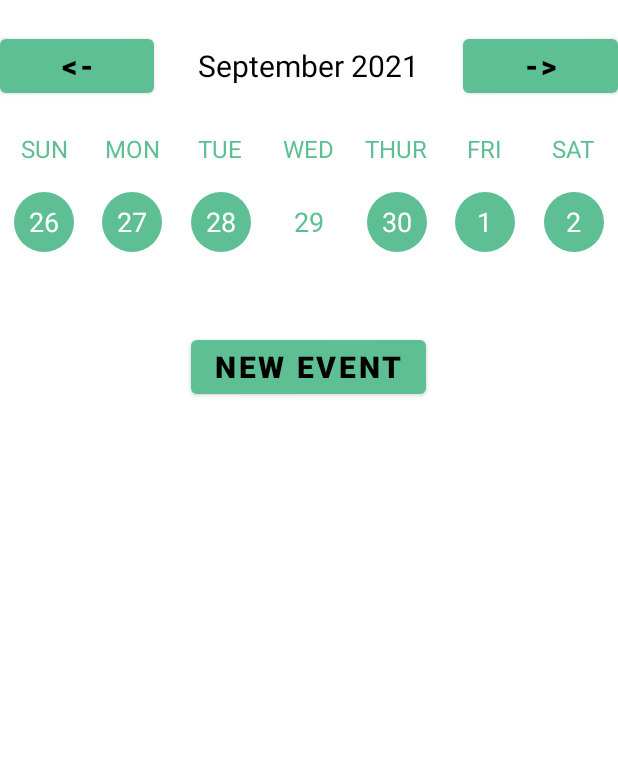
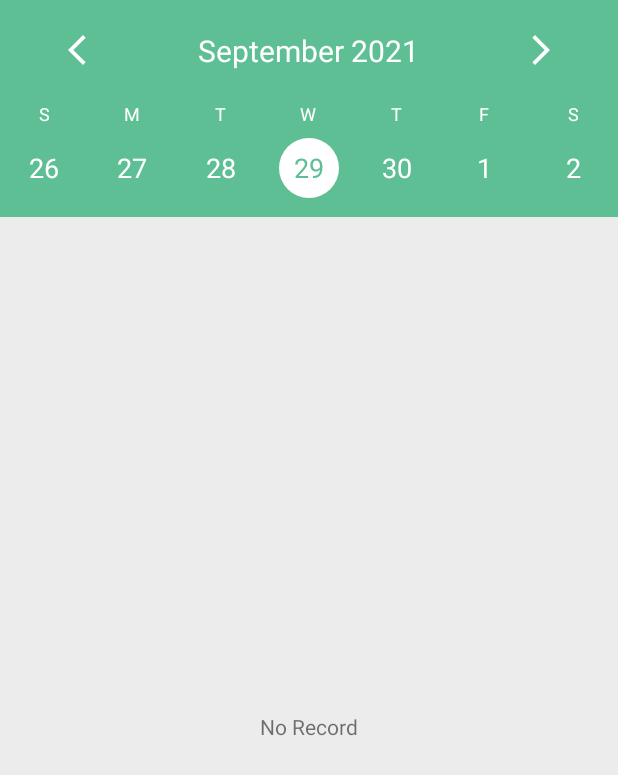
Before and after one commit to qianxinglim/EAM, an Android app: the WeeklyViewActivity screen opened directly, with no data from a screen before it, on a phone screen of 412 x 824 dp. Shown: the top 775 px of the screen. Run offline under Robolectric (Android 15) with nearby library versions, the phone set to English and light mode, and no system bars; our stand-ins replace Firebase (no records; nobody signed in at launch, a user with empty details on screens opened directly), data binding; 1 statement that could not run was skipped.

Commit message:
ViewAttendanceActivity.java item onclick updated - ViewAttendanceActivity.java - ViewAttendanceAdapter.java - WeeklyViewActivity.java

```diff
--- a/app/src/main/java/com/example/eam/ViewAttendanceActivity.java
+++ b/app/src/main/java/com/example/eam/ViewAttendanceActivity.java
@@ -192,7 +192,7 @@ public class ViewAttendanceActivity extends AppCompatActivity {
                         linearLayoutManager.setReverseLayout(true);
                         linearLayoutManager.setStackFromEnd(true);
                         binding.recyclerView.setLayoutManager(linearLayoutManager);
-                        ViewAttendanceAdapter viewAttendanceAdapter = new ViewAttendanceAdapter(list, datelist, leavelist,ViewAttendanceActivity.this);
+                        ViewAttendanceAdapter viewAttendanceAdapter = new ViewAttendanceAdapter(userName, userProfilePic, list, datelist, leavelist,ViewAttendanceActivity.this);
                         binding.recyclerView.setAdapter(viewAttendanceAdapter);
 
                         if(viewAttendanceAdapter != null){
--- a/app/src/main/java/com/example/eam/WeeklyViewActivity.java
+++ b/app/src/main/java/com/example/eam/WeeklyViewActivity.java
@@ -6,6 +6,7 @@ import androidx.databinding.DataBindingUtil;
 import androidx.recyclerview.widget.GridLayoutManager;
 import androidx.recyclerview.widget.LinearLayoutManager;
 
+import android.content.Intent;
 import android.os.Bundle;
 import android.util.Log;
 import android.view.View;
@@ -14,9 +15,11 @@ import android.widget.Toast;
 import com.example.eam.adapter.CalendarAdapter;
 import com.example.eam.adapter.RecordAdapter;
 import com.example.eam.common.CalendarUtils;
+import com.example.eam.common.Common;
 import com.example.eam.databinding.ActivityWeeklyViewBinding;
 import com.example.eam.managers.SessionManager;
 import com.example.eam.model.Attendance;
+import com.example.eam.model.Leave;
 import com.google.firebase.auth.FirebaseAuth;
 import com.google.firebase.auth.FirebaseUser;
 import com.google.firebase.database.DataSnapshot;
@@ -31,6 +34,7 @@ import java.time.format.DateTimeFormatter;
 import java.util.ArrayList;
 import java.util.HashMap;
 import java.util.List;
+import java.util.Locale;
 
 import static com.example.eam.common.CalendarUtils.daysInWeekArray;
 import static com.example.eam.common.CalendarUtils.monthYearFromDate;
@@ -46,6 +50,7 @@ public class WeeklyViewActivity extends AppCompatActivity implements CalendarAda
     private SessionManager sessionManager;
     private String companyID;
     private DatabaseReference reference;
+    private Attendance attendance;
     //private ListView eventListView;
 
     @Override
@@ -61,7 +66,19 @@ public class WeeklyViewActivity extends AppCompatActivity implements CalendarAda
         HashMap<String, String> userDetail = sessionManager.getUserDetail();
         companyID = userDetail.get(sessionManager.COMPANYID);
 
-        CalendarUtils.selectedDate = LocalDate.now();
+        String date = getIntent().getExtras().getString("date");
+
+        if(date != null){
+            DateTimeFormatter formatter = DateTimeFormatter.ofPattern("dd-MM-yyyy");
+            LocalDate date2 = LocalDate.parse(date, formatter);
+
+            CalendarUtils.selectedDate = date2;
+        }
+        else{
+            CalendarUtils.selectedDate = LocalDate.now();
+        }
+
+        //CalendarUtils.selectedDate = LocalDate.now();
         setWeekView();
         initBtnClick();
     }
@@ -79,12 +96,6 @@ public class WeeklyViewActivity extends AppCompatActivity implements CalendarAda
             public void onClick(View view) {
                 CalendarUtils.selectedDate = CalendarUtils.selectedDate.plusWeeks(1);
                 setWeekView();
-            }
-        });
-        binding.btnNewEvent.setOnClickListener(new View.OnClickListener() {
-            @Override
-            public void onClick(View view) {
-                //startActivity(new Intent(this, EventEditActivity.class));
             }
         });
     }
@@ -105,7 +116,7 @@ public class WeeklyViewActivity extends AppCompatActivity implements CalendarAda
         CalendarUtils.selectedDate = date;
         if(!date.equals("")) {
             String message = "Selected Date " + date;
-            Toast.makeText(this, message, Toast.LENGTH_LONG).show();
+            //Toast.makeText(this, message, Toast.LENGTH_LONG).show();
         }
         setWeekView();
     }
@@ -155,9 +166,22 @@ public class WeeklyViewActivity extends AppCompatActivity implements CalendarAda
 
                 Log.d(TAG, "listSize: " + list.size());
 
-                binding.recyclerView.setLayoutManager(new LinearLayoutManager(WeeklyViewActivity.this));
-                RecordAdapter recordAdapter = new RecordAdapter(list, WeeklyViewActivity.this);
-                binding.recyclerView.setAdapter(recordAdapter);
+                if(list.size() > 0){
+                    binding.tvNoRecord.setVisibility(View.GONE);
+                    binding.recyclerView.setVisibility(View.VISIBLE);
+
+                    binding.recyclerView.setLayoutManager(new LinearLayoutManager(WeeklyViewActivity.this));
+                    RecordAdapter recordAdapter = new RecordAdapter(list, WeeklyViewActivity.this);
+                    binding.recyclerView.setAdapter(recordAdapter);
+                }
+                else{
+                    binding.tvNoRecord.setVisibility(View.VISIBLE);
+                    binding.recyclerView.setVisibility(View.GONE);
+                }
+
+                //binding.recyclerView.setLayoutManager(new LinearLayoutManager(WeeklyViewActivity.this));
+                //RecordAdapter recordAdapter = new RecordAdapter(list, WeeklyViewActivity.this);
+                //binding.recyclerView.setAdapter(recordAdapter);
             }
 
             @Override
--- a/app/src/main/java/com/example/eam/adapter/ViewAttendanceAdapter.java
+++ b/app/src/main/java/com/example/eam/adapter/ViewAttendanceAdapter.java
@@ -16,8 +16,11 @@ import android.widget.Toast;
 
 import com.bumptech.glide.Glide;
 import com.example.eam.IndvChatActivity;
+import com.example.eam.LeaveDetailActivity;
 import com.example.eam.R;
+import com.example.eam.WeeklyViewActivity;
 import com.example.eam.common.Common;
+import com.example.eam.menu.CalendarFragment;
 import com.example.eam.model.Attendance;
 import com.example.eam.model.Leave;
 import com.example.eam.model.User;
@@ -43,12 +46,16 @@ public class ViewAttendanceAdapter extends RecyclerView.Adapter<ViewAttendanceAd
     private List<String> datelist;
     private List<Leave> leavelist;
     private Context context;
+    private String userName;
+    private String userProfilePic;
 
-    public ViewAttendanceAdapter(List<Attendance> list, List<String> datelist, List<Leave> leaveList, Context context) {
+    public ViewAttendanceAdapter(String userName, String userProfilePic, List<Attendance> list, List<String> datelist, List<Leave> leaveList, Context context) {
         this.list = list;
         this.datelist = datelist;
         this.context = context;
         this.leavelist = leaveList;
+        this.userName = userName;
+        this.userProfilePic = userProfilePic;
     }
 
     @NonNull
@@ -121,6 +128,14 @@ public class ViewAttendanceAdapter extends RecyclerView.Adapter<ViewAttendanceAd
                 holder.tvDailyTotal.setText("Present");
                 holder.tvDailyTotal.setTextColor(ContextCompat.getColor(context, R.color.black));
                 Log.d("TAG", "theDate: " + theDate + "clockInDate: " + attendance.getClockInDate());
+
+                holder.tvDailyTotal.setOnClickListener(new View.OnClickListener() {
+                    @Override
+                    public void onClick(View view) {
+                        context.startActivity(new Intent(context, WeeklyViewActivity.class)
+                                .putExtra("date", theDate));
+                    }
+                });
             }
             /*else{
                 holder.tvClockInStatus.setText("Absence");
@@ -152,6 +167,17 @@ public class ViewAttendanceAdapter extends RecyclerView.Adapter<ViewAttendanceAd
                             holder.tvView.setVisibility(View.VISIBLE);
                             holder.tvLeaveType.setVisibility(View.VISIBLE);
                             holder.tvLeaveType.setText(leave.getType());
+
+                            holder.tvLeaveType.setOnClickListener(new View.OnClickListener() {
+                                @Override
+                                public void onClick(View view) {
+                                    context.startActivity(new Intent(context, LeaveDetailActivity.class)
+                                            .putExtra("leaveObj", leave)
+                                            .putExtra("Activity", "LeaveReview")
+                                            .putExtra("userName", userName)
+                                            .putExtra("profilePic", userProfilePic));
+                                }
+                            });
                         }
                     }
                 }
@@ -167,21 +193,22 @@ public class ViewAttendanceAdapter extends RecyclerView.Adapter<ViewAttendanceAd
                     holder.tvView.setVisibility(View.VISIBLE);
                     holder.tvLeaveType.setVisibility(View.VISIBLE);
                     holder.tvLeaveType.setText(leave.getType());
+
+                    holder.tvLeaveType.setOnClickListener(new View.OnClickListener() {
+                        @Override
+                        public void onClick(View view) {
+                            context.startActivity(new Intent(context, LeaveDetailActivity.class)
+                                    .putExtra("leaveObj", leave)
+                                    .putExtra("Activity", "LeaveReview")
+                                    .putExtra("userName", userName)
+                                    .putExtra("profilePic", userProfilePic));
+                        }
+                    });
                 }
             }
         }
 
         //Log.d("TAG", "attendancelist: " + list);
-
-        /*holder.itemView.setOnClickListener(new View.OnClickListener() {
-            @Override
-            public void onClick(View view) {
-                context.startActivity(new Intent(context, IndvChatActivity.class)
-                        .putExtra("userID", user.getID())
-                        .putExtra("userName", user.getName())
-                        .putExtra("userProfilePic", user.getProfilePic()));
-            }
-        });*/
     }
 
     @Override
--- a/app/src/main/java/com/example/eam/menu/PunchFragment.java
+++ b/app/src/main/java/com/example/eam/menu/PunchFragment.java
@@ -395,7 +395,7 @@ public class PunchFragment extends Fragment {
                         e.printStackTrace();
                     }
 
-                    if(!currDate.equals(lastClockinDate) && lastClockinDate == null){
+                    if(!currDate.equals(lastClockinDate) || lastClockinDate == null){
                         //one hour before the oriClockInTime set by admin
                         if (currTimeNow.after(b4) && currTimeNow.before(oriClockOut)) {
                             Toast.makeText(getContext(), "can clock in", Toast.LENGTH_SHORT).show();
--- a/app/src/main/res/layout/activity_weekly_view.xml
+++ b/app/src/main/res/layout/activity_weekly_view.xml
@@ -7,7 +7,8 @@ xmlns:tools="http://schemas.android.com/tools"
         android:layout_width="match_parent"
         android:layout_height="match_parent"
         android:orientation="vertical"
-tools:context=".WeeklyViewActivity">
+        tools:context=".WeeklyViewActivity"
+        android:background="@color/colorPrimary">
 
         <LinearLayout
             android:layout_width="match_parent"
@@ -16,13 +17,14 @@ tools:context=".WeeklyViewActivity">
             android:layout_marginBottom="20dp"
             android:layout_marginTop="20dp">
 
-        <Button
+            <ImageButton
                 android:id="@+id/btn_previousWeek"
                 android:layout_width="0dp"
+                android:layout_gravity="center_vertical"
                 android:layout_height="wrap_content"
                 android:layout_weight="1"
-            android:text="@string/back"
-            android:textColor="@color/black"
+                android:src="@drawable/ic_baseline_arrow_back_ios_new_24"
+                app:tint="@color/white"
                 android:background="@null"
                 android:textStyle="bold"
                 android:textSize="20sp"/>
@@ -35,15 +37,16 @@ tools:context=".WeeklyViewActivity">
                 android:text="Feb 2021"
                 android:textSize="20sp"
                 android:textAlignment="center"
-            android:textColor="@color/black"/>
+                android:textColor="@color/white"/>
 
-        <Button
+            <ImageButton
                 android:id="@+id/btn_nextWeek"
                 android:layout_width="0dp"
                 android:layout_height="wrap_content"
                 android:layout_weight="1"
-            android:text="@string/forward"
-            android:textColor="@color/black"
+                android:layout_gravity="center_vertical"
+                android:src="@drawable/ic_baseline_arrow_forward_ios_24"
+                app:tint="@color/white"
                 android:background="@null"
                 android:textStyle="bold"
                 android:textSize="20sp"/>
@@ -59,65 +62,64 @@ tools:context=".WeeklyViewActivity">
                 android:layout_width="0dp"
                 android:layout_height="wrap_content"
                 android:layout_weight="1"
-            android:text="SUN"
-            android:textColor="@color/colorPrimary"
+                android:text="S"
+                android:textColor="@color/white"
                 android:textAlignment="center"
-            android:textSize="16sp"/>
+                android:textSize="12sp"/>
 
             <TextView
                 android:layout_width="0dp"
                 android:layout_height="wrap_content"
                 android:layout_weight="1"
-            android:text="MON"
-            android:textColor="@color/colorPrimary"
+                android:text="M"
+                android:textColor="@color/white"
                 android:textAlignment="center"
-            android:textSize="16sp"/>
+                android:textSize="12sp"/>
 
             <TextView
                 android:layout_width="0dp"
                 android:layout_height="wrap_content"
                 android:layout_weight="1"
-            android:text="TUE"
-            android:textColor="@color/colorPrimary"
+                android:text="T"
+                android:textColor="@color/white"
                 android:textAlignment="center"
-            android:textSize="16sp"/>
+                android:textSize="12sp"/>
 
             <TextView
                 android:layout_width="0dp"
                 android:layout_height="wrap_content"
                 android:layout_weight="1"
-            android:text="WED"
-            android:textColor="@color/colorPrimary"
+                android:text="W"
+                android:textColor="@color/white"
                 android:textAlignment="center"
-            android:textSize="16sp"/>
+                android:textSize="12sp"/>
 
             <TextView
                 android:layout_width="0dp"
                 android:layout_height="wrap_content"
                 android:layout_weight="1"
-            android:text="THUR"
-            android:textColor="@color/colorPrimary"
+                android:text="T"
+                android:textColor="@color/white"
                 android:textAlignment="center"
-            android:textSize="16sp"/>
+                android:textSize="12sp"/>
 
             <TextView
                 android:layout_width="0dp"
                 android:layout_height="wrap_content"
                 android:layout_weight="1"
-            android:text="FRI"
-            android:textColor="@color/colorPrimary"
+                android:text="F"
+                android:textColor="@color/white"
                 android:textAlignment="center"
-            android:textSize="16sp"/>
+                android:textSize="12sp"/>
 
             <TextView
                 android:layout_width="0dp"
                 android:layout_height="wrap_content"
                 android:layout_weight="1"
-            android:text="SAT"
-            android:textColor="@color/colorPrimary"
+                android:text="S"
+                android:textColor="@color/white"
                 android:textAlignment="center"
-            android:textSize="16sp"/>
-
+                android:textSize="12sp"/>
 
         </LinearLayout>
 
@@ -125,25 +127,33 @@ tools:context=".WeeklyViewActivity">
         <androidx.recyclerview.widget.RecyclerView
             android:id="@+id/calendarRecyclerView"
             android:layout_width="match_parent"
-        android:layout_height="0dp"
-        android:layout_weight="1"/>
+            android:layout_height="50dp"
+            android:layout_marginTop="5dp"
+            android:layout_marginBottom="5dp"/>
 
-    <Button
-        android:id="@+id/btn_newEvent"
-        android:layout_width="wrap_content"
-        android:layout_height="wrap_content"
-        android:text="New Event"
-        android:textColor="@color/black"
-        android:background="@null"
-        android:textStyle="bold"
-        android:layout_gravity="center"
-        android:textSize="20sp"/>
+        <RelativeLayout
+            android:layout_width="match_parent"
+            android:layout_height="match_parent"
+            android:padding="10dp"
+            android:background="@color/colorDivider"
+            android:orientation="vertical">
 
             <androidx.recyclerview.widget.RecyclerView
                 android:id="@+id/recyclerView"
+                android:layout_alignParentTop="true"
+                android:visibility="visible"
                 android:layout_width="match_parent"
-        android:layout_height="wrap_content"
-        android:layout_weight="5"/>
+                android:layout_height="wrap_content" />
+
+            <TextView
+                android:id="@+id/tvNoRecord"
+                android:layout_centerInParent="true"
+                android:visibility="gone"
+                android:text="No Record"
+                android:layout_width="wrap_content"
+                android:layout_height="wrap_content"/>
+
+        </RelativeLayout>
 
 
     </LinearLayout>
```
Lines whose indentation alone changed are shown as unchanged.
